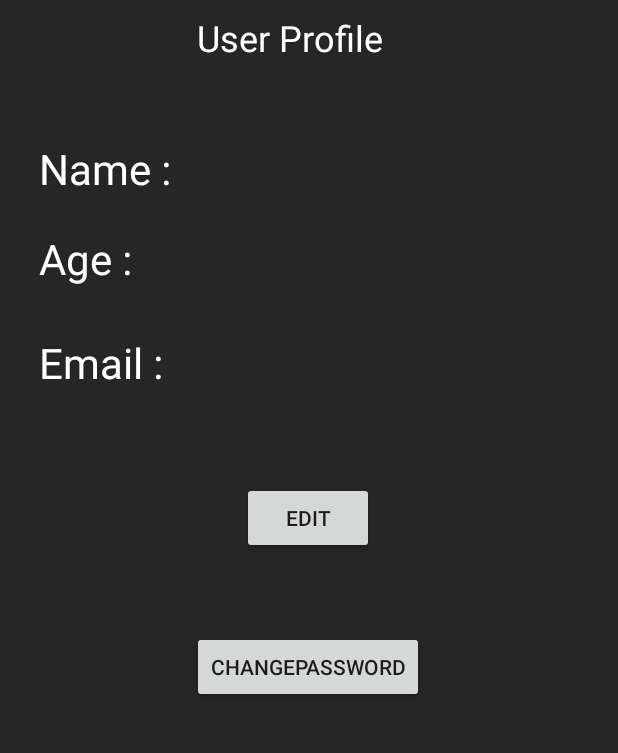
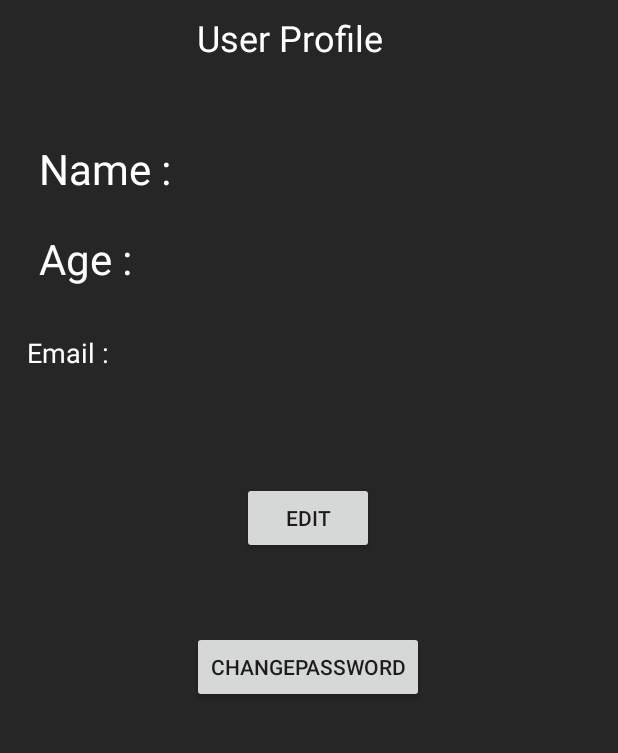
Before and after one commit to Danish7313/RSA, an Android app: the screen it shows after launch once a user with an empty profile is signed in (ProfileActivity), in the options menu, after a tap on "Profile", on a phone screen of 412 x 824 dp, the part 440-1193 px from its top. Run offline under Robolectric (Android 15) with nearby library versions, the phone set to English and light mode, and no system bars; our stand-ins replace Firebase (no records; nobody signed in at launch, a user with empty details on screens opened directly), Picasso; 3 statements that could not run were skipped.

Commit message:
PROFILE REPAIR NO MORE CRASH ------> UTK PICTURE STILL BLOM BLH PANGGIL

```diff
--- a/LoginDemo 230220/app/build.gradle
+++ b/LoginDemo 230220/app/build.gradle
@@ -37,5 +37,6 @@ dependencies {
     implementation 'com.google.firebase:firebase-storage:19.1.1'
     implementation 'com.squareup.picasso:picasso:2.71828'
 
+
 }
 apply plugin: 'com.google.gms.google-services'
--- a/LoginDemo 230220/app/src/main/AndroidManifest.xml
+++ b/LoginDemo 230220/app/src/main/AndroidManifest.xml
@@ -4,6 +4,7 @@
 
     <uses-permission android:name="android.permission.READ_EXTERNAL_STORAGE"></uses-permission>
     <uses-permission android:name="android.permission.WRITE_EXTERNAL_STORAGE"></uses-permission>
+    <uses-permission android:name="android.permission.INTERNET" />
 
     <application
         android:allowBackup="true"
--- a/LoginDemo 230220/app/src/main/java/com/example/logindemo/ProfileActivity.java
+++ b/LoginDemo 230220/app/src/main/java/com/example/logindemo/ProfileActivity.java
@@ -4,8 +4,12 @@ import androidx.annotation.NonNull;
 import androidx.appcompat.app.AppCompatActivity;
 
 import android.content.Intent;
+import android.graphics.Bitmap;
+import android.graphics.BitmapFactory;
 import android.net.Uri;
 import android.os.Bundle;
+import android.provider.MediaStore;
+import android.util.DisplayMetrics;
 import android.view.MenuItem;
 import android.view.View;
 import android.widget.Button;
@@ -13,6 +17,7 @@ import android.widget.ImageView;
 import android.widget.TextView;
 import android.widget.Toast;
 
+import com.google.android.gms.tasks.OnFailureListener;
 import com.google.android.gms.tasks.OnSuccessListener;
 import com.google.firebase.auth.FirebaseAuth;
 import com.google.firebase.database.DataSnapshot;
@@ -24,6 +29,8 @@ import com.google.firebase.storage.FirebaseStorage;
 import com.google.firebase.storage.StorageReference;
 import com.squareup.picasso.Picasso;
 
+import java.io.IOException;
+
 public class ProfileActivity extends AppCompatActivity {
 
     private ImageView profilePic;
@@ -32,6 +39,23 @@ public class ProfileActivity extends AppCompatActivity {
     private FirebaseAuth firebaseAuth;
     private FirebaseDatabase firebaseDatabase;
     private FirebaseStorage firebaseStorage;
+    private StorageReference storageReference;
+    private static int PICK_IMAGE = 123;
+    Uri imagePath;
+
+    @Override
+    protected void onActivityResult(int requestCode, int resultCode, Intent data) {
+        if(requestCode == PICK_IMAGE && resultCode == RESULT_OK && data.getData() != null){
+            imagePath = data.getData();
+            try {
+                Bitmap bitmap = MediaStore.Images.Media.getBitmap(getContentResolver(), imagePath);
+                profilePic.setImageBitmap(bitmap);
+            } catch (IOException e) {
+                e.printStackTrace();
+            }
+        }
+        super.onActivityResult(requestCode, resultCode, data);
+    }
 
 
     @Override
@@ -52,14 +76,29 @@ public class ProfileActivity extends AppCompatActivity {
         firebaseDatabase = FirebaseDatabase.getInstance();
         firebaseStorage = FirebaseStorage.getInstance();
 
-        DatabaseReference databaseReference = firebaseDatabase.getReference(firebaseAuth.getUid());
+        final DatabaseReference databaseReference = firebaseDatabase.getReference(firebaseAuth.getUid());
 
-        StorageReference storageReference = firebaseStorage.getReference();
-        storageReference.child(firebaseAuth.getUid()).child("Images/Profile Pic").getDownloadUrl().addOnSuccessListener(new OnSuccessListener<Uri>() {
+        storageReference = firebaseStorage.getReference();
+
+        StorageReference mImageRef = FirebaseStorage.getInstance().getReference(firebaseAuth.getUid()).child("Profile Pic");
+        //StorageReference imageReference = storageReference.child(firebaseAuth.getUid()).child("Images").child("Profile Pic");
+        final long ONE_MEGABYTE = 1024 * 1024;
+
+        mImageRef.getBytes(ONE_MEGABYTE).addOnSuccessListener(new OnSuccessListener<byte[]>() {
             @Override
-            public void onSuccess(Uri uri) {
-                Picasso.get().load(uri).fit().centerCrop().into(profilePic);
+            public void onSuccess(byte[] bytes) {
+                Bitmap bm = BitmapFactory.decodeByteArray(bytes, 0, bytes.length);
+                DisplayMetrics dm = new DisplayMetrics();
+                getWindowManager().getDefaultDisplay().getMetrics(dm);
 
+                profilePic.setMinimumHeight(dm.heightPixels);
+                profilePic.setMinimumWidth(dm.widthPixels);
+                profilePic.setImageBitmap(bm);
+            }
+        }).addOnFailureListener(new OnFailureListener() {
+            @Override
+            public void onFailure(@NonNull Exception exception) {
+                // Handle any errors
             }
         });
 
@@ -68,7 +107,7 @@ public class ProfileActivity extends AppCompatActivity {
             public void onDataChange(@NonNull DataSnapshot dataSnapshot) {
                 UserProfile userProfile = dataSnapshot.getValue(UserProfile.class);
                 profileName.setText("Name: " + userProfile.getUserName());
-                profileAge.setText("Age" + userProfile.getUserAge());
+                profileAge.setText("Age:" + userProfile.getUserAge());
                 profileEmail.setText("Email: " + userProfile.getUserEmail());
             }
 
--- a/LoginDemo 230220/app/src/main/res/layout/activity_profile.xml
+++ b/LoginDemo 230220/app/src/main/res/layout/activity_profile.xml
@@ -49,11 +49,11 @@
 
     <TextView
         android:id="@+id/tvProfileEmail"
-        android:layout_width="306dp"
-        android:layout_height="40dp"
+        android:layout_width="338dp"
+        android:layout_height="39dp"
         android:text="Email :"
         android:textColor="#FFFFFF"
-        android:textSize="28dp"
+        android:textSize="18sp"
         app:layout_constraintBottom_toBottomOf="parent"
         app:layout_constraintEnd_toEndOf="parent"
         app:layout_constraintHorizontal_bias="0.247"
```
